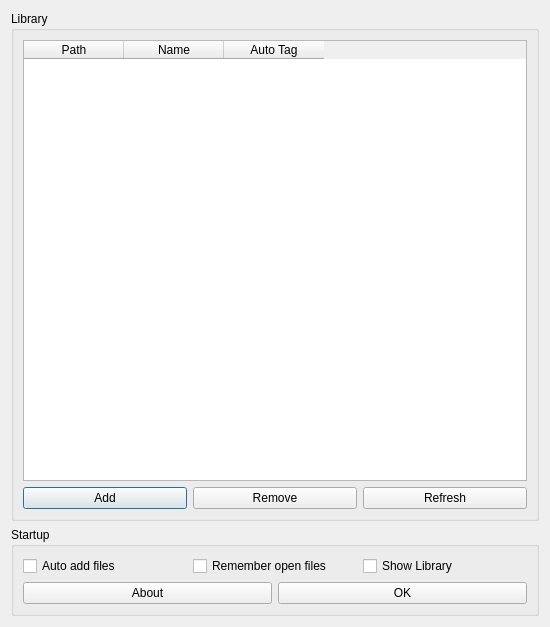
Old version of the form resources/raw/settings.ui in the repository BasioMeusPuga/Lector.
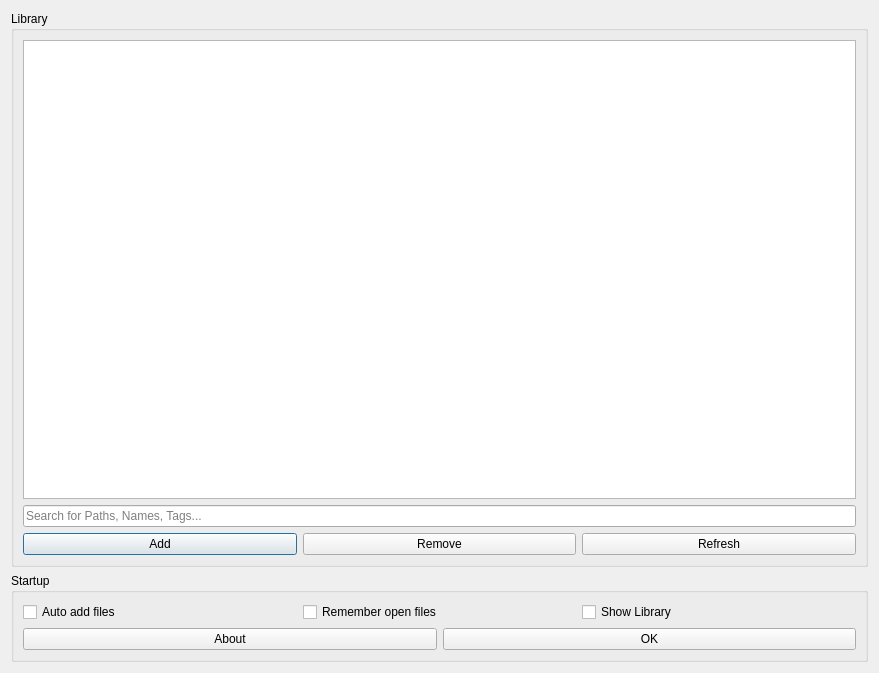
New version of the form.

Commit message: Progressbar for addition File duplication fixed Settings UI evolving Library tab widget

```diff
--- a/resources/raw/settings.ui
+++ b/resources/raw/settings.ui
@@ -6,8 +6,8 @@
    <rect>
     <x>0</x>
     <y>0</y>
-    <width>550</width>
-    <height>627</height>
+    <width>879</width>
+    <height>673</height>
    </rect>
   </property>
   <property name="windowTitle">
@@ -25,25 +25,13 @@
         <item row="0" column="0">
          <layout class="QVBoxLayout" name="verticalLayout">
           <item>
-           <widget class="QTableWidget" name="tableWidget">
-            <property name="alternatingRowColors">
-             <bool>true</bool>
+           <widget class="QTableView" name="tableView"/>
+          </item>
+          <item>
+           <widget class="QLineEdit" name="lineEdit">
+            <property name="placeholderText">
+             <string>Search for Paths, Names, Tags...</string>
             </property>
-            <column>
-             <property name="text">
-              <string>Path</string>
-             </property>
-            </column>
-            <column>
-             <property name="text">
-              <string>Name</string>
-             </property>
-            </column>
-            <column>
-             <property name="text">
-              <string>Auto Tag</string>
-             </property>
-            </column>
            </widget>
           </item>
           <item>
```
The commit also changes 7 other files.
